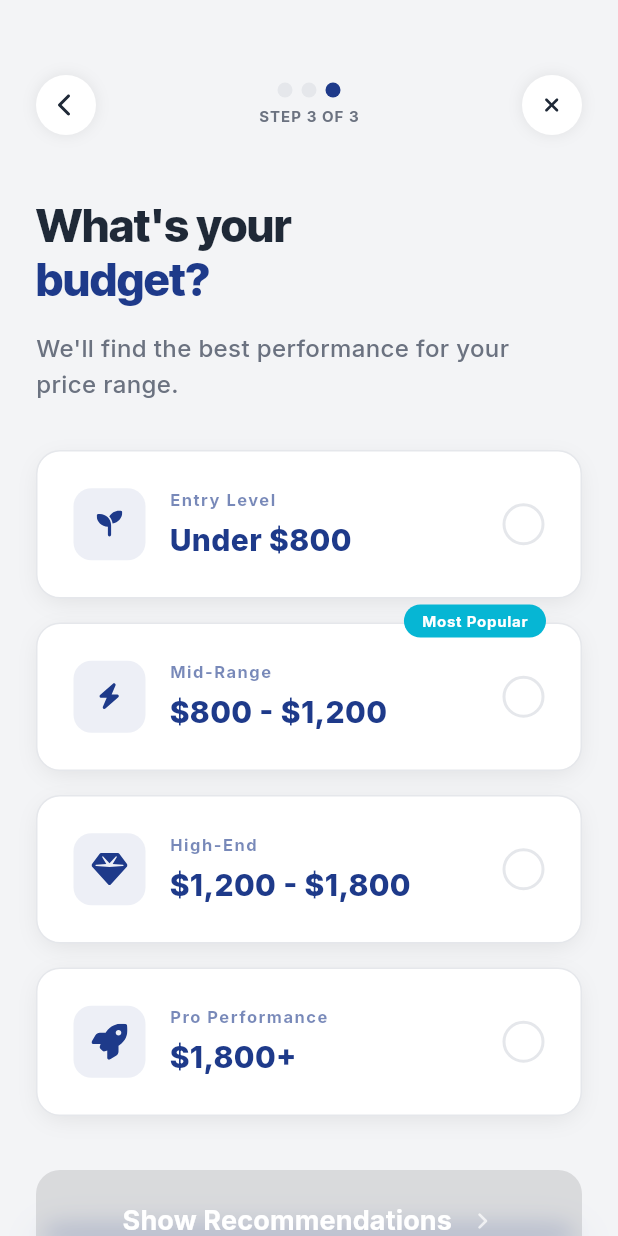
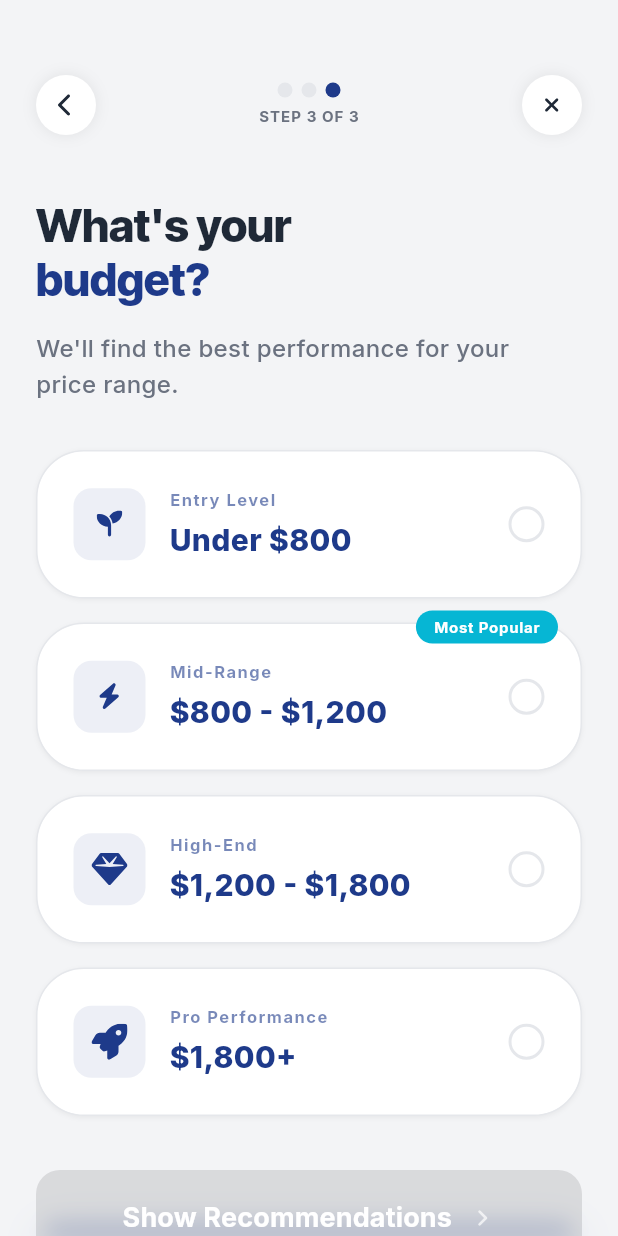
Before and after one commit to raghdaaaaa/Laptix, a Flutter app: the BudgetScreen screen opened directly with empty values, on a phone screen of 412 x 824 dp. Run offline on Flutter 3.47's test engine with Material 3 defaults, Android fonts, the phone set to English and light mode, and no system bars; our stand-ins replace flutter_svg, google_fonts.

Commit message:
fix budget screen

```diff
--- a/lib/screens/budget_screen.dart
+++ b/lib/screens/budget_screen.dart
@@ -71,6 +71,7 @@
                 ),
               ),
       continueText: AppStrings.btnShowRecommendations,
+      continueButtonHeight: 64,
       content: Column(
         children: List.generate(_options.length, (index) {
           final option = _options[index];
--- a/lib/widgets/budget_card.dart
+++ b/lib/widgets/budget_card.dart
@@ -34,7 +34,7 @@
             padding: const EdgeInsets.all(24),
             decoration: BoxDecoration(
               color: isSelected ? AppColors.primaryColor : AppColors.cardColor,
-              borderRadius: BorderRadius.circular(16),
+              borderRadius: BorderRadius.circular(32),
               boxShadow: isSelected
                   ? [
                       BoxShadow(
@@ -52,15 +52,15 @@
                     ]
                   : [
                       BoxShadow(
-                        color: AppColors.shadowColorBlack,
-                        offset: const Offset(0, 4),
-                        blurRadius: 12,
-                        spreadRadius: -2,
+                        color: AppColors.shadowColorBlack.withValues(alpha: 0.05),
+                        offset: const Offset(0, 1),
+                        blurRadius: 2,
+                        spreadRadius: 0,
                       ),
                     ],
-              border: !isSelected
-                  ? Border.all(color: AppColors.borderColor, width: 1)
-                  : null,
+              border: isSelected
+                  ? Border.all(color: AppColors.primaryColor, width: 2)
+                  : Border.all(color: AppColors.borderColor, width: 1),
             ),
             child: Row(
               children: [
@@ -97,7 +97,7 @@
                           fontWeight: FontWeight.w700,
                           letterSpacing: 1,
                           color: isSelected
-                              ? AppColors.secondaryColor
+                              ? AppColors.secondaryColor.withValues(alpha: 0.8)
                               : AppColors.primaryColor.withValues(alpha: 0.6),
                         ),
                       ),
@@ -114,8 +114,8 @@
                   ),
                 ),
                 Container(
-                  width: 28,
-                  height: 28,
+                  width: 24,
+                  height: 24,
                   decoration: BoxDecoration(
                     shape: BoxShape.circle,
                     color: isSelected ? AppColors.secondaryColor : Colors.transparent,
@@ -124,7 +124,7 @@
                         : Border.all(color: AppColors.borderColor, width: 2),
                   ),
                   child: isSelected
-                      ? Center(child: AppIcons.check(color: Colors.white, size: 18))
+                      ? Center(child: AppIcons.check(color: Colors.white, size: 16))
                       : null,
                 ),
               ],
@@ -132,8 +132,8 @@
           ),
           if (badge != null)
             Positioned(
-              top: -12,
-              right: 24,
+              top: -8,
+              right: 16,
               child: Container(
                 padding: const EdgeInsets.symmetric(horizontal: 12, vertical: 4),
                 decoration: BoxDecoration(
--- a/lib/widgets/questionnaire_scaffold.dart
+++ b/lib/widgets/questionnaire_scaffold.dart
@@ -17,6 +17,7 @@
   final Widget content;
   final VoidCallback? onContinue;
   final String continueText;
+  final double continueButtonHeight;
 
   const QuestionnaireScaffold({
     super.key,
@@ -28,6 +29,7 @@
     required this.content,
     this.onContinue,
     this.continueText = 'Continue',
+    this.continueButtonHeight = 68,
   });
 
   Widget _stepDot({required bool isActive}) {
@@ -121,7 +123,7 @@
                       child: PrimaryButton(
                         text: continueText,
                         onTap: onContinue,
-                      height: 68,
+                        height: continueButtonHeight,
                         trailingIconSize: 17,
                         trailingIconColor: Colors.white.withValues(alpha: 0.7),
                       ),
```
Lines whose indentation alone changed are shown as unchanged.
